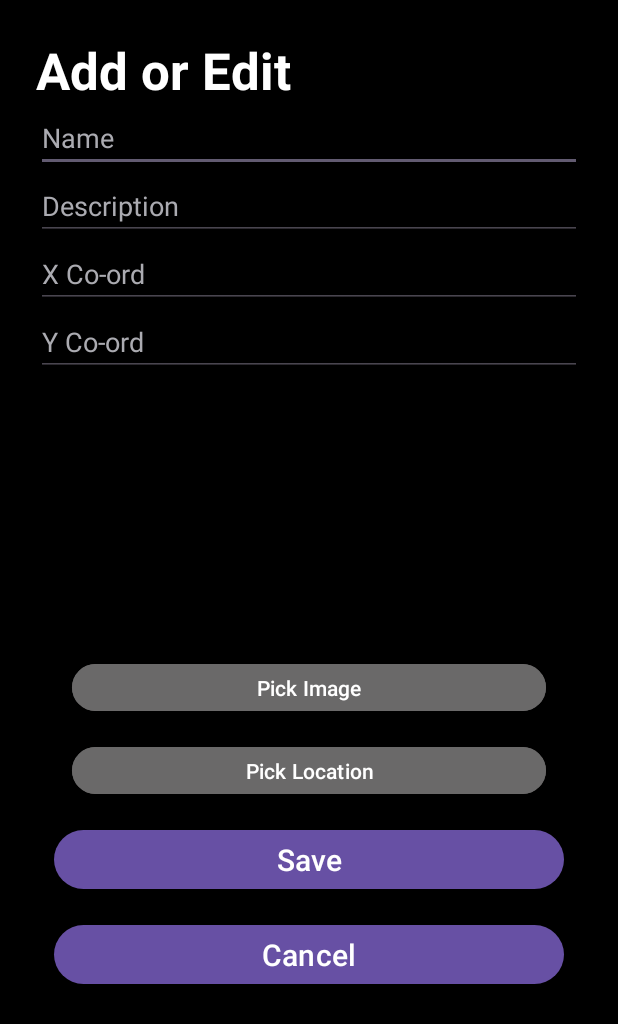
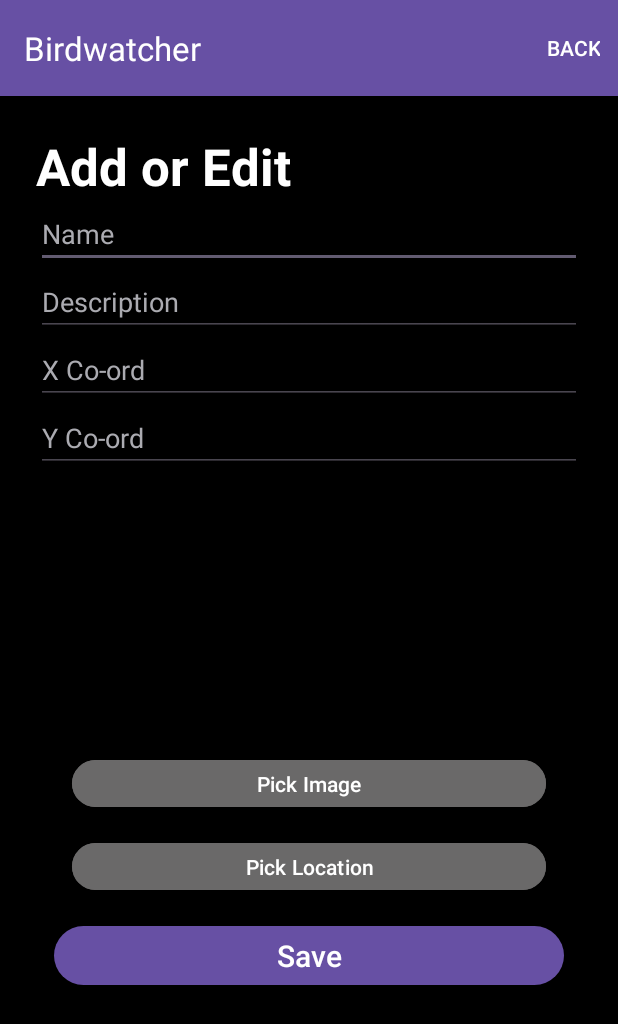
Before and after one commit to ConanQuilty/birdwatch-android, an Android app: the AddEditActivity screen opened directly, with no data from a screen before it, on a phone screen of 412 x 824 dp. Shown: the top 1024 px of the screen. Run offline under Robolectric (Android 15) with nearby library versions, the phone set to English and light mode, and no system bars; our stand-ins replace Timber.

Commit message:
Add Menu toolbar + edit item_bird

```diff
--- a/app/src/main/java/com/example/birdwatch/AddEditActivity.kt
+++ b/app/src/main/java/com/example/birdwatch/AddEditActivity.kt
@@ -9,8 +9,11 @@ import android.widget.Toast
 import androidx.appcompat.app.AppCompatActivity
 import timber.log.Timber
 import android.net.Uri
+import android.view.Menu
+import android.view.MenuItem
 import android.widget.ImageView
 import androidx.activity.result.contract.ActivityResultContracts
+import androidx.appcompat.widget.Toolbar
 
 class AddEditActivity: AppCompatActivity() {
 
@@ -28,13 +31,16 @@ class AddEditActivity: AppCompatActivity() {
         super.onCreate(savedInstanceState)
         setContentView(R.layout.activity_add_edit)
 
+        val toolbar = findViewById<Toolbar>(R.id.toolbar)
+        toolbar.title = title
+        setSupportActionBar(toolbar)
+
         nameInput = findViewById(R.id.nameField)
         descriptionInput = findViewById(R.id.descriptionField)
         xInput = findViewById(R.id.xField)
         yInput = findViewById(R.id.yField)
 
         val saveButton = findViewById<Button>(R.id.saveButton)
-        val cancelButton = findViewById<Button>(R.id.cancelButton)
         var selectedLatitude: Double? = null
         var selectedLongitude: Double? = null
 
@@ -108,10 +114,6 @@ class AddEditActivity: AppCompatActivity() {
         }
 
         saveButton.setOnClickListener { saveBird() }
-        cancelButton.setOnClickListener {
-            Timber.d("Add/edit cancelled")
-            finish()
-        }
     }
 
     private fun loadExistingBird(id: Long) {
@@ -210,4 +212,18 @@ class AddEditActivity: AppCompatActivity() {
         }
     }
 
+    // Load the shared Back menu onto this screen's toolbar
+    override fun onCreateOptionsMenu(menu: Menu): Boolean {
+        menuInflater.inflate(R.menu.menu_back, menu)
+        return super.onCreateOptionsMenu(menu)
+    }
+
+    // Back tapped: close this screen
+    override fun onOptionsItemSelected(item: MenuItem): Boolean {
+        when (item.itemId) {
+            R.id.item_back -> finish()
+        }
+        return super.onOptionsItemSelected(item)
+    }
+
 }
--- a/app/src/main/java/com/example/birdwatch/MapPickerActivity.kt
+++ b/app/src/main/java/com/example/birdwatch/MapPickerActivity.kt
@@ -2,8 +2,11 @@ package com.example.birdwatch
 
 import android.app.Activity
 import android.os.Bundle
+import android.view.Menu
+import android.view.MenuItem
 import android.widget.Button
 import androidx.appcompat.app.AppCompatActivity
+import androidx.appcompat.widget.Toolbar
 import org.osmdroid.config.Configuration
 import org.osmdroid.events.MapEventsReceiver
 import org.osmdroid.tileprovider.tilesource.TileSourceFactory
--- a/app/src/main/res/layout/activity_add_edit.xml
+++ b/app/src/main/res/layout/activity_add_edit.xml
@@ -1,4 +1,30 @@
 <?xml version="1.0" encoding="utf-8"?>
+
+<LinearLayout xmlns:android="http://schemas.android.com/apk/res/android"
+    xmlns:app="http://schemas.android.com/apk/res-auto"
+    xmlns:tools="http://schemas.android.com/tools"
+    android:layout_width="match_parent"
+    android:layout_height="match_parent"
+    android:background="#121212"
+    android:orientation="vertical">
+
+    <com.google.android.material.appbar.AppBarLayout
+        android:id="@+id/appBarLayout"
+        android:layout_width="match_parent"
+        android:layout_height="wrap_content"
+        android:background="?attr/colorPrimary"
+        android:fitsSystemWindows="true"
+        android:theme="@style/ThemeOverlay.AppCompat.Dark.ActionBar"
+        app:elevation="0dp">
+
+        <androidx.appcompat.widget.Toolbar
+            android:id="@+id/toolbar"
+            android:layout_width="match_parent"
+            android:layout_height="wrap_content"
+            android:minHeight="?attr/actionBarSize"
+            app:titleTextColor="@color/white" />
+    </com.google.android.material.appbar.AppBarLayout>
+
 <LinearLayout xmlns:android="http://schemas.android.com/apk/res/android"
     xmlns:app="http://schemas.android.com/apk/res-auto"
     xmlns:tools="http://schemas.android.com/tools"
@@ -101,15 +127,5 @@
         android:textAlignment="center"
         android:textSize="20sp" />
 
-    <Button
-        android:id="@+id/cancelButton"
-        android:layout_width="match_parent"
-        android:layout_height="wrap_content"
-        android:insetLeft="12dp"
-        android:insetTop="12dp"
-        android:insetRight="12dp"
-        android:insetBottom="12dp"
-        android:text="Cancel"
-        android:textAlignment="center"
-        android:textSize="20sp" />
 </LinearLayout>
+</LinearLayout>
--- a/app/src/main/res/layout/item_bird.xml
+++ b/app/src/main/res/layout/item_bird.xml
@@ -39,8 +39,8 @@
     <ImageView
         android:id="@+id/birdImage"
         android:layout_width="match_parent"
-        android:layout_height="240dp"
-        android:scaleType="centerCrop"
+        android:layout_height="360dp"
+        android:scaleType="fitCenter"
         tools:srcCompat="@tools:sample/backgrounds/scenic" />
 
 
--- /dev/null
+++ b/app/src/main/res/menu/menu_back.xml
@@ -0,0 +1,9 @@
+<?xml version="1.0" encoding="utf-8"?>
+<menu xmlns:app="http://schemas.android.com/apk/res-auto"
+    xmlns:android="http://schemas.android.com/apk/res/android">
+
+    <item
+        android:id="@+id/item_back"
+        android:title="Back"
+        app:showAsAction="always" />
+</menu>
--- a/app/src/main/res/values/strings.xml
+++ b/app/src/main/res/values/strings.xml
@@ -1,3 +1,4 @@
+<?xml version="1.0" encoding="utf-8"?>
 <resources>
-    <string name="app_name">Birdwatch</string>
+    <string name="app_name">Birdwatcher</string>
 </resources>
```
Also changed, not shown: app/src/main/java/com/example/birdwatch/ListBirdsActivity.kt (+21 -8 lines), app/src/main/java/com/example/birdwatch/MapListActivity.kt (+20 -3 lines), app/src/main/res/layout/activity_bird_list.xml (+27 -12 lines), app/src/main/res/layout/activity_map_list.xml (+28 -12 lines).
